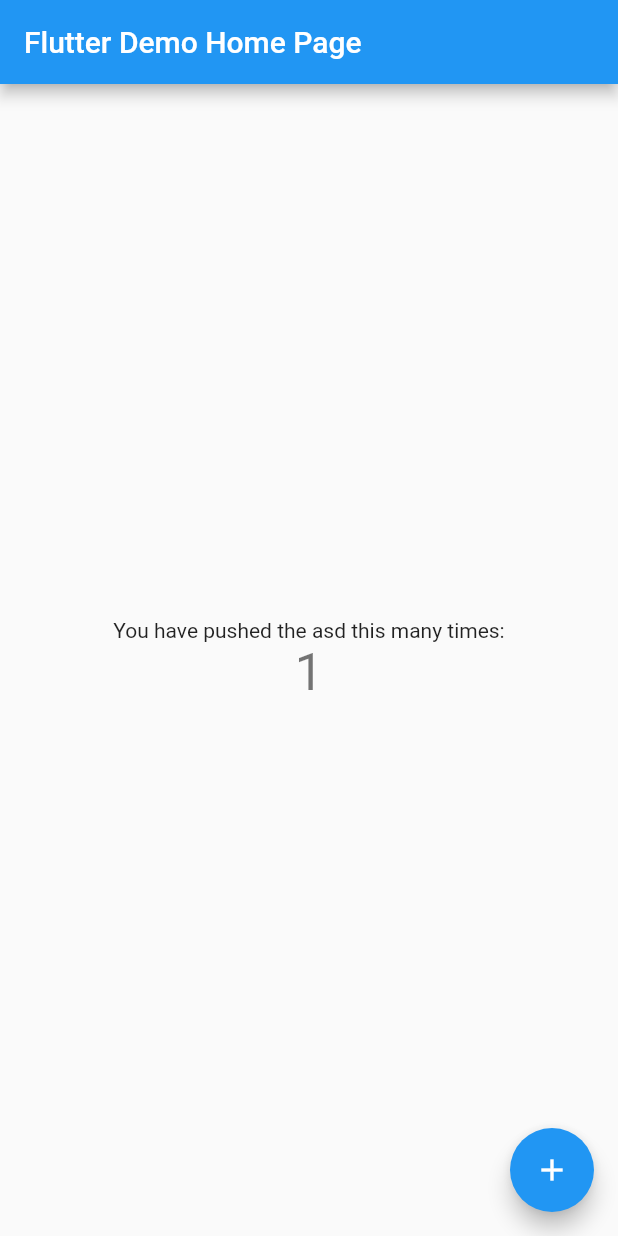
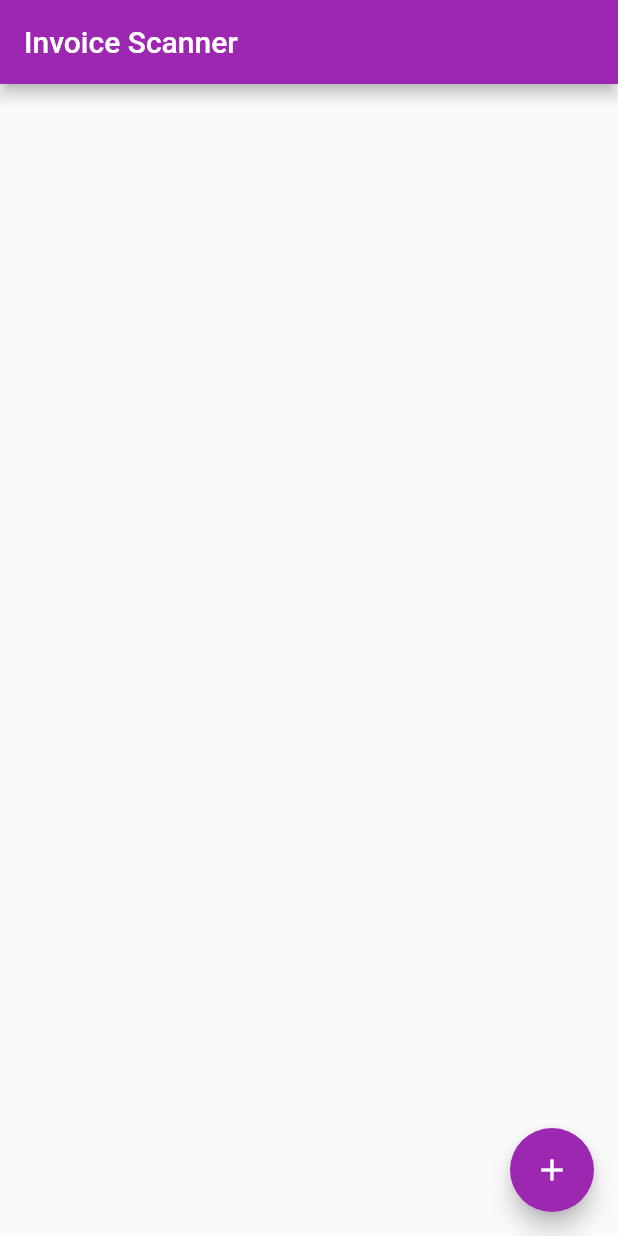
Before and after one commit to wochap/invoice_scanner_app, a Flutter app: the screen it shows after launch, after a tap on the "add" icon, on a phone screen of 412 x 824 dp. Run offline on Flutter 3.47's test engine with Material 2 defaults, Android fonts, the phone set to English and light mode, and no system bars.

Commit message:
feat: refactor, add App component

```diff
--- /dev/null
+++ b/lib/app.dart
@@ -0,0 +1,26 @@
+import 'package:flutter/material.dart';
+// import 'package:image_picker/image_picker.dart';
+
+class App extends StatelessWidget {
+  final String appTitle;
+
+  App({ @required this.appTitle });
+
+  @override
+  Widget build(BuildContext context) {
+    return Scaffold(
+      appBar: AppBar(
+        title: Text(appTitle),
+      ),
+      floatingActionButton: FloatingActionButton(
+        onPressed: _scan,
+        tooltip: 'Scan',
+        child: Icon(Icons.add),
+      ),
+    );
+  }
+
+  void _scan() {
+    // ImagePicker.pickImage(source: null)
+  }
+}
--- a/lib/main.dart
+++ b/lib/main.dart
@@ -1,111 +1,19 @@
 import 'package:flutter/material.dart';
+import 'package:invoice_scanner_app/app.dart';
 
-void main() => runApp(MyApp());
+String appTitle = 'Invoice Scanner';
 
-class MyApp extends StatelessWidget {
-  // This widget is the root of your application.
+class Root extends StatelessWidget {
   @override
   Widget build(BuildContext context) {
     return MaterialApp(
-      title: 'Flutter Demo',
+      title: appTitle,
       theme: ThemeData(
-        // This is the theme of your application.
-        //
-        // Try running your application with "flutter run". You'll see the
-        // application has a blue toolbar. Then, without quitting the app, try
-        // changing the primarySwatch below to Colors.green and then invoke
-        // "hot reload" (press "r" in the console where you ran "flutter run",
-        // or simply save your changes to "hot reload" in a Flutter IDE).
-        // Notice that the counter didn't reset back to zero; the application
-        // is not restarted.
-        primarySwatch: Colors.blue,
+        primarySwatch: Colors.purple,
       ),
-      home: MyHomePage(title: 'Flutter Demo Home Page'),
+      home: App(appTitle: appTitle),
     );
   }
 }
 
-class MyHomePage extends StatefulWidget {
-  MyHomePage({Key key, this.title}) : super(key: key);
-
-  // This widget is the home page of your application. It is stateful, meaning
-  // that it has a State object (defined below) that contains fields that affect
-  // how it looks.
-
-  // This class is the configuration for the state. It holds the values (in this
-  // case the title) provided by the parent (in this case the App widget) and
-  // used by the build method of the State. Fields in a Widget subclass are
-  // always marked "final".
-
-  final String title;
-
-  @override
-  _MyHomePageState createState() => _MyHomePageState();
-}
-
-class _MyHomePageState extends State<MyHomePage> {
-  int _counter = 0;
-
-  void _incrementCounter() {
-    setState(() {
-      // This call to setState tells the Flutter framework that something has
-      // changed in this State, which causes it to rerun the build method below
-      // so that the display can reflect the updated values. If we changed
-      // _counter without calling setState(), then the build method would not be
-      // called again, and so nothing would appear to happen.
-      _counter++;
-    });
-  }
-
-  @override
-  Widget build(BuildContext context) {
-    // This method is rerun every time setState is called, for instance as done
-    // by the _incrementCounter method above.
-    //
-    // The Flutter framework has been optimized to make rerunning build methods
-    // fast, so that you can just rebuild anything that needs updating rather
-    // than having to individually change instances of widgets.
-    return Scaffold(
-      appBar: AppBar(
-        // Here we take the value from the MyHomePage object that was created by
-        // the App.build method, and use it to set our appbar title.
-        title: Text(widget.title),
-      ),
-      body: Center(
-        // Center is a layout widget. It takes a single child and positions it
-        // in the middle of the parent.
-        child: Column(
-          // Column is also a layout widget. It takes a list of children and
-          // arranges them vertically. By default, it sizes itself to fit its
-          // children horizontally, and tries to be as tall as its parent.
-          //
-          // Invoke "debug painting" (press "p" in the console, choose the
-          // "Toggle Debug Paint" action from the Flutter Inspector in Android
-          // Studio, or the "Toggle Debug Paint" command in Visual Studio Code)
-          // to see the wireframe for each widget.
-          //
-          // Column has various properties to control how it sizes itself and
-          // how it positions its children. Here we use mainAxisAlignment to
-          // center the children vertically; the main axis here is the vertical
-          // axis because Columns are vertical (the cross axis would be
-          // horizontal).
-          mainAxisAlignment: MainAxisAlignment.center,
-          children: <Widget>[
-            Text(
-              'You have pushed the asd this many times:',
-            ),
-            Text(
-              '$_counter',
-              style: Theme.of(context).textTheme.display1,
-            ),
-          ],
-        ),
-      ),
-      floatingActionButton: FloatingActionButton(
-        onPressed: _incrementCounter,
-        tooltip: 'Increment',
-        child: Icon(Icons.add),
-      ), // This trailing comma makes auto-formatting nicer for build methods.
-    );
-  }
-}
+void main() => runApp(Root());
```
